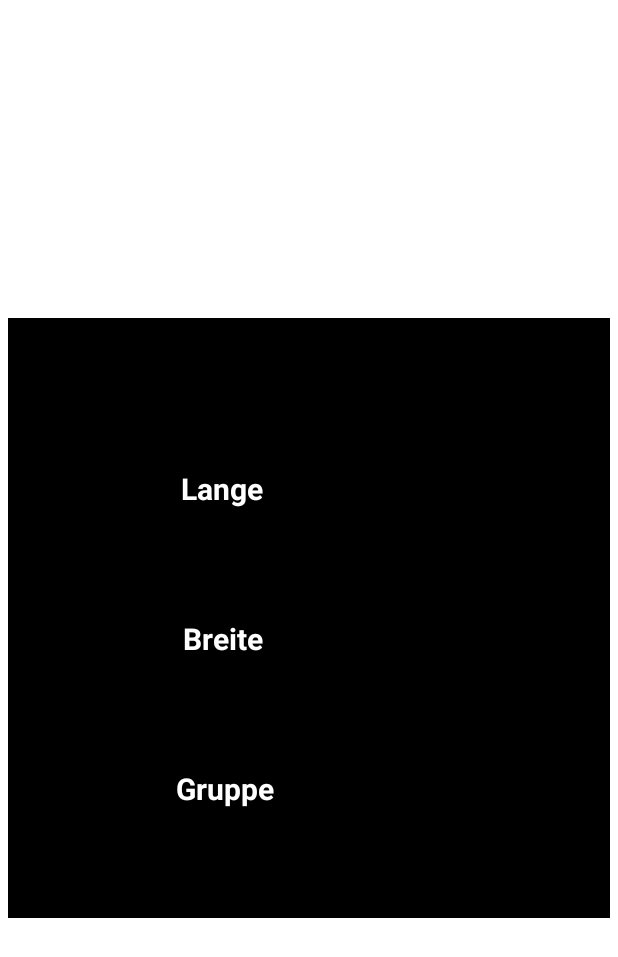
After one commit to gajdini/woodz, an Android app: the layout plank_item2.xml on its own in the app's theme, with its tools: preview values and no code run, on a phone screen of 412 x 824 dp. The commit adds this screen. Shown: the top 957 px of the screen. Run offline under Robolectric (Android 15) with nearby library versions, the phone set to English and light mode, and no system bars.

Commit message:
materials details

```diff
--- a/app/src/main/java/com/tooz/woodz/adapter/ProjectAdapter.kt
+++ b/app/src/main/java/com/tooz/woodz/adapter/ProjectAdapter.kt
@@ -2,9 +2,11 @@ package com.tooz.woodz.adapter
 
 import android.view.LayoutInflater
 import android.view.ViewGroup
+import android.widget.ImageView
 import androidx.recyclerview.widget.DiffUtil
 import androidx.recyclerview.widget.ListAdapter
 import androidx.recyclerview.widget.RecyclerView
+import com.tooz.woodz.R
 import com.tooz.woodz.database.entity.Project
 import com.tooz.woodz.databinding.ProjectItemBinding
 
@@ -38,7 +40,8 @@ class ProjectAdapter(private val onItemClicked: (Project) -> Unit) : ListAdapter
                 false
             )
         )
-        viewHolder.itemView.setOnClickListener {
+        val nextButton = viewHolder.itemView.findViewById<ImageView>(R.id.next_to_materials)
+        nextButton.setOnClickListener {
             val position = viewHolder.adapterPosition
             onItemClicked(getItem(position))
         }
--- a/app/src/main/java/com/tooz/woodz/database/entity/Material.kt
+++ b/app/src/main/java/com/tooz/woodz/database/entity/Material.kt
@@ -18,5 +18,6 @@ data class Material (
     @PrimaryKey(autoGenerate = true) val id: Int,
     @NonNull @ColumnInfo(name = "name") val name: String,
     @NonNull @ColumnInfo(name = "quantity", defaultValue = "1") val quantity: Int,
-    @NonNull @ColumnInfo(name = "project_id") val projectId: Int
+    @NonNull @ColumnInfo(name = "project_id") val projectId: Int,
+    @NonNull @ColumnInfo(name = "planks") val planks: Int
 )
--- /dev/null
+++ b/app/src/main/res/drawable/ic_baseline_arrow_circle_right.xml
@@ -0,0 +1,5 @@
+<vector android:height="24dp" android:tint="#000000"
+    android:viewportHeight="24" android:viewportWidth="24"
+    android:width="24dp" xmlns:android="http://schemas.android.com/apk/res/android">
+    <path android:fillColor="@android:color/white" android:pathData="M22,12c0,-5.52 -4.48,-10 -10,-10S2,6.48 2,12c0,5.52 4.48,10 10,10S22,17.52 22,12zM12,13l-4,0v-2l4,0V8l4,4l-4,4V13z"/>
+</vector>
--- /dev/null
+++ b/app/src/main/res/drawable/ic_baseline_keyboard_arrow_down_24.xml
@@ -0,0 +1,5 @@
+<vector android:height="24dp" android:tint="#000000"
+    android:viewportHeight="24" android:viewportWidth="24"
+    android:width="24dp" xmlns:android="http://schemas.android.com/apk/res/android">
+    <path android:fillColor="@android:color/white" android:pathData="M7.41,8.59L12,13.17l4.59,-4.58L18,10l-6,6 -6,-6 1.41,-1.41z"/>
+</vector>
--- /dev/null
+++ b/app/src/main/res/drawable/ic_baseline_keyboard_arrow_up_24.xml
@@ -0,0 +1,5 @@
+<vector android:height="24dp" android:tint="#000000"
+    android:viewportHeight="24" android:viewportWidth="24"
+    android:width="24dp" xmlns:android="http://schemas.android.com/apk/res/android">
+    <path android:fillColor="@android:color/white" android:pathData="M7.41,15.41L12,10.83l4.59,4.58L18,14l-6,-6 -6,6z"/>
+</vector>
--- /dev/null
+++ b/app/src/main/res/layout/plank_item2.xml
@@ -0,0 +1,96 @@
+<?xml version="1.0" encoding="utf-8"?>
+
+<LinearLayout xmlns:android="http://schemas.android.com/apk/res/android"
+    android:layout_width="match_parent"
+    android:layout_height="400dp"
+    android:layout_gravity="center"
+    android:layout_margin="5dp"
+    android:background="@color/black"
+    android:orientation="vertical">
+
+    <TextView
+        android:id="@+id/plank_type_text_view"
+        android:layout_width="match_parent"
+        android:layout_height="wrap_content"
+        android:layout_weight="1"
+        android:gravity="center"
+        android:textColor="@color/white"
+        android:textSize="20sp" />
+
+    <LinearLayout
+        android:layout_width="match_parent"
+        android:layout_height="wrap_content"
+        android:layout_weight="1"
+        android:orientation="horizontal">
+
+        <TextView
+            android:id="@+id/plank_height_label"
+            android:layout_width="wrap_content"
+            android:layout_height="wrap_content"
+            android:layout_weight="2"
+            android:gravity="center"
+            android:text="Lange"
+            android:textColor="@color/white"
+            android:textSize="20sp"
+            android:textStyle="bold" />
+
+        <TextView
+            android:id="@+id/plank_height"
+            android:layout_width="0dp"
+            android:layout_height="wrap_content"
+            android:layout_weight="1"
+            android:text="TextView" />
+
+    </LinearLayout>
+
+    <LinearLayout
+        android:layout_width="match_parent"
+        android:layout_height="wrap_content"
+        android:layout_weight="1"
+        android:orientation="horizontal">
+
+        <TextView
+            android:id="@+id/plank_width_label"
+            android:layout_width="wrap_content"
+            android:layout_height="wrap_content"
+            android:layout_weight="2"
+            android:gravity="center"
+            android:text="Breite"
+            android:textColor="@color/white"
+            android:textSize="20sp"
+            android:textStyle="bold" />
+
+        <TextView
+            android:id="@+id/plank_width"
+            android:layout_width="0dp"
+            android:layout_height="wrap_content"
+            android:layout_weight="1"
+            android:text="TextView" />
+    </LinearLayout>
+
+    <LinearLayout
+        android:layout_width="match_parent"
+        android:layout_height="wrap_content"
+        android:layout_weight="1"
+        android:orientation="horizontal">
+
+        <TextView
+            android:id="@+id/plank_group_label"
+            android:layout_width="wrap_content"
+            android:layout_height="wrap_content"
+            android:layout_weight="2"
+            android:gravity="center"
+            android:text="Gruppe"
+            android:textColor="@color/white"
+            android:textSize="20sp"
+            android:textStyle="bold" />
+
+        <TextView
+            android:id="@+id/plank_group"
+            android:layout_width="0dp"
+            android:layout_height="wrap_content"
+            android:layout_weight="1"
+            android:text="TextView" />
+    </LinearLayout>
+
+</LinearLayout>
--- a/app/src/main/res/values/colors.xml
+++ b/app/src/main/res/values/colors.xml
@@ -6,9 +6,11 @@
     <color name="teal_200">#FF03DAC5</color>
     <color name="teal_700">#FF018786</color>
     <color name="black">#FF000000</color>
+    <color name="black_99">#99000000</color>
     <color name="white">#FFFFFFFF</color>
 
     <!--    mine    -->
     <color name="beige">#EDEFE3</color>
     <color name="off_white">#FCFCF7</color>
+    <color name="material_detail_color">#E3E3E0</color>
 </resources>
--- a/app/src/main/res/values/strings.xml
+++ b/app/src/main/res/values/strings.xml
@@ -14,4 +14,6 @@
     <string name="location_permission_alert_title">This app needs location access.</string>
     <string name="location_permission_alert_message">Please go to Settings -> Applications -> Permissions and grant location access to this app.</string>
     <string name="ok">OK</string>
+    <string name="boards">Rohplatten</string>
+    <string name="parts">Plattenteile</string>
 </resources>
```
Also changed, not shown: app/src/main/java/com/tooz/woodz/adapter/MaterialAdapter.kt (+27 -1 lines), app/src/main/res/layout/material_item.xml (+89 -12 lines), app/src/main/res/layout/project_item.xml (+16 -7 lines), app/src/main/assets/database/woodz.db, 1 other file.
